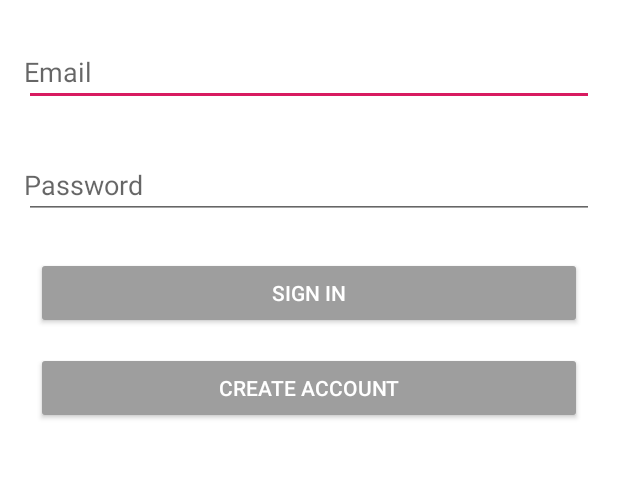
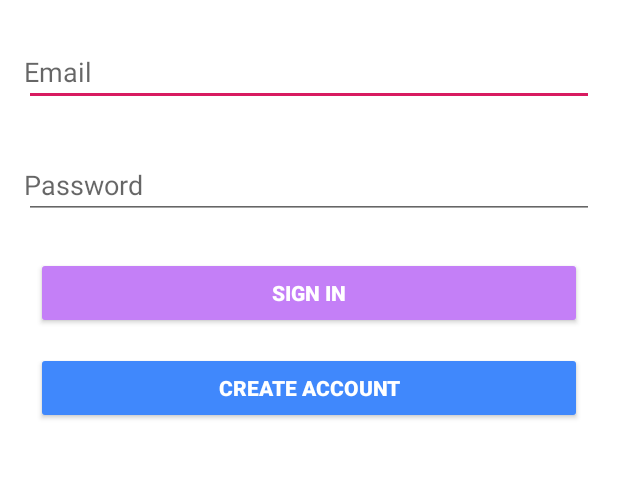
Before and after one commit to kids-eat/KidsEat, an Android app: the screen it shows after launch (LoginActivity), on a phone screen of 412 x 824 dp, the part 425-904 px from its top. Run offline under Robolectric (Android 15) with nearby library versions, the phone set to English and light mode, and no system bars; our stand-ins replace Firebase (no records; nobody signed in at launch, a user with empty details on screens opened directly).

Commit message:
changed the sign in/up button colors

```diff
--- a/app/src/main/res/layout/activity_login.xml
+++ b/app/src/main/res/layout/activity_login.xml
@@ -88,7 +88,11 @@
             android:layout_marginEnd="@dimen/button_horizontal_margin"
             android:layout_marginBottom="15dp"
             android:layout_weight="0"
+            android:backgroundTint="#C47FF7"
+            android:shadowColor="#00C21414"
             android:text="@string/sign_in"
+            android:textColor="#FFFFFF"
+            android:textStyle="bold"
             android:theme="@style/ThemeOverlay.MyDarkButton" />
 
         <Button
@@ -98,7 +102,10 @@
             android:layout_marginStart="@dimen/button_horizontal_margin"
             android:layout_marginEnd="@dimen/button_horizontal_margin"
             android:layout_weight="0"
+            android:backgroundTint="#4088FC"
             android:text="@string/create_account"
+            android:textColor="#FFFFFF"
+            android:textStyle="bold"
             android:theme="@style/ThemeOverlay.MyDarkButton" />
     </LinearLayout>
 </LinearLayout>
```
